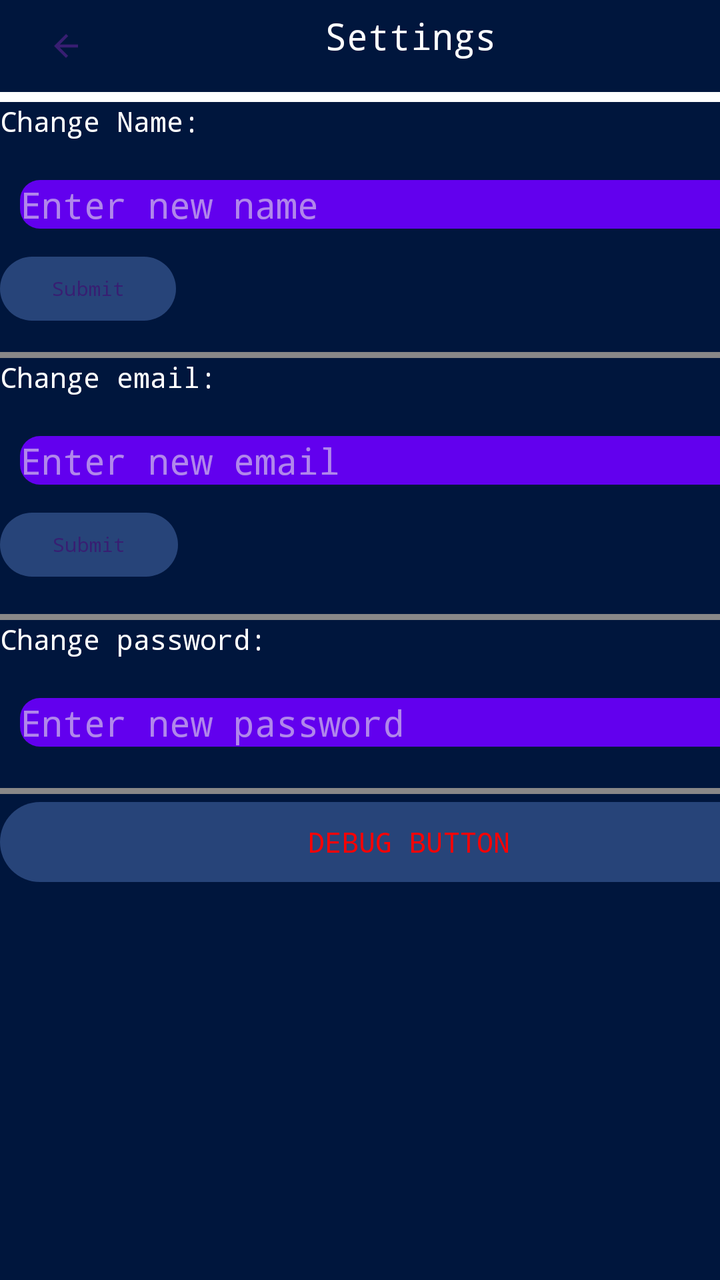
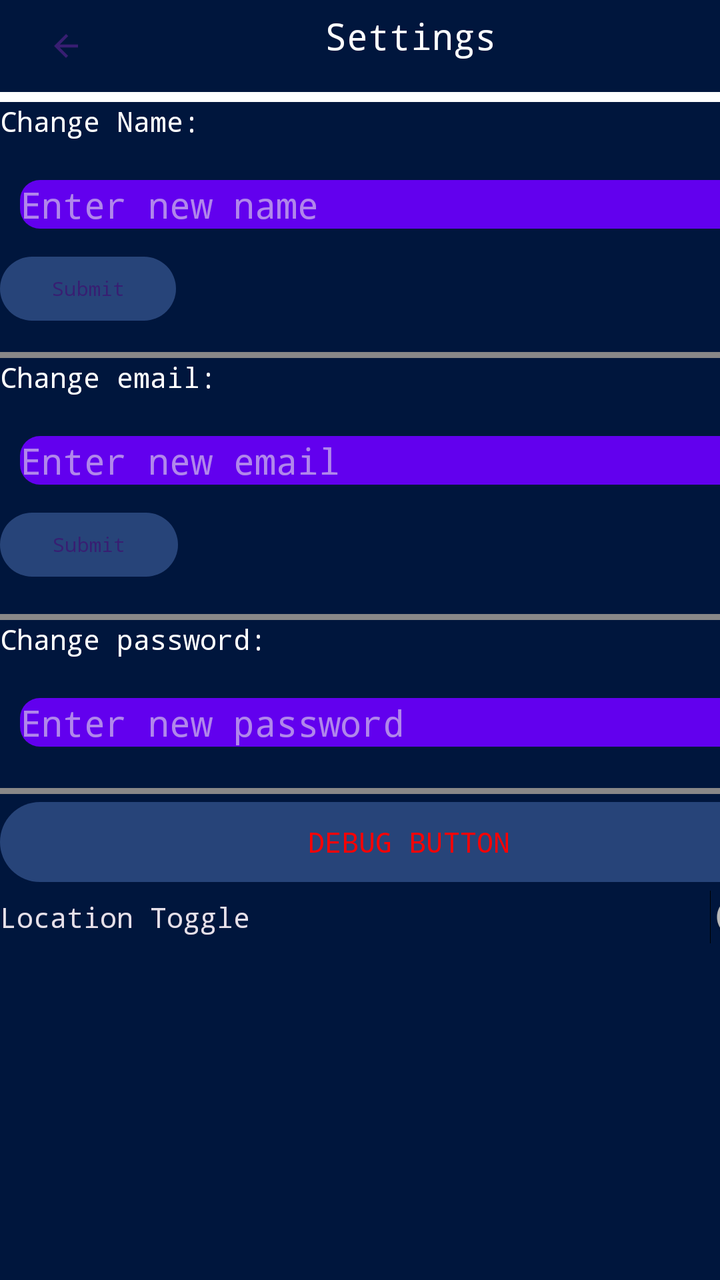

An Android layout rendered at two revisions. The XML below is the earlier revision; the diff shows what the commit changed to produce the second picture.
<!-- AndroidManifest.xml: application theme Theme.Dissonance -->
<!-- res/layout/activity_profile_editor.xml -->
<?xml version="1.0" encoding="utf-8"?>
<androidx.constraintlayout.widget.ConstraintLayout xmlns:android="http://schemas.android.com/apk/res/android"
    xmlns:app="http://schemas.android.com/apk/res-auto"
    android:layout_width="match_parent"
    android:layout_height="match_parent">

    <LinearLayout
        android:layout_width="409dp"
        android:layout_height="729dp"
        android:orientation="vertical"
        app:layout_constraintStart_toStartOf="parent"
        app:layout_constraintTop_toTopOf="parent">

        <LinearLayout
            android:layout_width="match_parent"
            android:layout_height="46dp"
            android:orientation="horizontal">

            <Button
                android:id="@+id/backButton"
                android:layout_width="2dp"
                android:layout_height="wrap_content"
                android:layout_gravity="center"
                android:layout_weight="1"
                android:background="#00EF0D0D"
                android:backgroundTint="#C12E2E"
                android:gravity="center|start"
                android:text="@string/back"
                app:icon="?attr/homeAsUpIndicator"
                app:iconPadding="20dp" />

            <TextView
                android:id="@+id/textView2"
                android:layout_width="252dp"
                android:layout_height="36dp"
                android:layout_weight="1"
                android:gravity="center"
                android:text="@string/settings"
                android:textColor="#FDFDFD"
                android:textSize="18sp" />

            <Space
                android:layout_width="wrap_content"
                android:layout_height="match_parent"
                android:layout_weight="1" />
        </LinearLayout>

        <LinearLayout
            android:layout_width="match_parent"
            android:layout_height="130dp"
            android:orientation="vertical">

            <View
                android:id="@+id/view2"
                android:layout_width="match_parent"
                android:layout_height="5dp"
                android:background="#FFFFFF" />

            <TextView
                android:id="@+id/editNameText"
                android:layout_width="match_parent"
                android:layout_height="wrap_content"
                android:fontFamily="monospace"
                android:text="@string/change_name"
                android:textColor="#FFFFFF" />

            <EditText
                android:id="@+id/editNameBox"
                android:layout_width="match_parent"
                android:layout_height="wrap_content"
                android:layout_marginTop="10dp"
                android:autofillHints="Enter new name"
                android:background="@drawable/btn_profile"
                android:hint="@string/enter_new_name"
                android:inputType="textPersonName" />

            <Button
                android:id="@+id/changeNameButton"
                android:layout_width="wrap_content"
                android:layout_height="40dp"
                android:text="Submit"
                android:textSize="10sp" />
        </LinearLayout>

        <View
            android:id="@+id/view3"
            android:layout_width="match_parent"
            android:layout_height="3dp"
            android:background="#898888" />

        <LinearLayout
            android:layout_width="match_parent"
            android:layout_height="128dp"
            android:orientation="vertical">

            <TextView
                android:id="@+id/editEmailText"
                android:layout_width="match_parent"
                android:layout_height="wrap_content"
                android:text="@string/change_email"
                android:textColor="#FFFFFF" />

            <EditText
                android:id="@+id/editEmailBox"
                android:layout_width="match_parent"
                android:layout_height="wrap_content"
                android:layout_marginTop="10dp"
                android:autofillHints="Enter new name"
                android:background="@drawable/btn_profile"
                android:hint="@string/enter_new_email"
                android:inputType="textPersonName" />

            <Button
                android:id="@+id/changeEmailButton"
                android:layout_width="89dp"
                android:layout_height="40dp"
                android:text="Submit"
                android:textSize="10sp" />

        </LinearLayout>

        <View
            android:id="@+id/view5"
            android:layout_width="match_parent"
            android:layout_height="3dp"
            android:background="#898888" />

        <LinearLayout
            android:layout_width="match_parent"
            android:layout_height="84dp"
            android:orientation="vertical">

            <TextView
                android:id="@+id/editEmailText2"
                android:layout_width="match_parent"
                android:layout_height="wrap_content"
                android:text="@string/change_password"
                android:textColor="#FFFFFF" />

            <EditText
                android:id="@+id/editEmailBox3"
                android:layout_width="match_parent"
                android:layout_height="wrap_content"
                android:layout_marginTop="10dp"
                android:autofillHints="Enter new name"
                android:background="@drawable/btn_profile"
                android:hint="@string/enter_new_password"
                android:inputType="textPersonName" />
        </LinearLayout>

        <View
            android:id="@+id/view4"
            android:layout_width="match_parent"
            android:layout_height="3dp"
            android:background="#898888" />

        <Button
            android:id="@+id/deugButton"
            android:layout_width="match_parent"
            android:layout_height="wrap_content"
            android:text="DEBUG BUTTON"
            android:textColor="#FF0101" />

    </LinearLayout>
</androidx.constraintlayout.widget.ConstraintLayout>
<!-- resources referenced by this layout -->
<resources>
  <!-- drawable btn_profile (drawable) -->
  <?xml version="1.0" encoding="utf-8"?>
  <inset xmlns:android="http://schemas.android.com/apk/res/android"
      android:insetLeft="10dp"
      android:insetRight="10dp"
      android:insetTop="10dp"
      android:insetBottom="10dp">
  
      <shape android:shape="rectangle">
          <solid android:color="@color/purple_500"/>
          <corners android:radius="10dp"/>
      </shape>
  
  </inset>
  <string name="back">Back</string>
  <string name="change_email">Change email:</string>
  <string name="change_name">Change Name:</string>
  <string name="change_password">Change password:</string>
  <string name="enter_new_email">Enter new email</string>
  <string name="enter_new_name">Enter new name</string>
  <string name="enter_new_password">Enter new password</string>
  <string name="settings">Settings</string>
  <style name="Theme.Dissonance" parent="Theme.Material3.Dark.NoActionBar">
          
          <item name="android:fontFamily">monospace</item>
  
          
          <item name="colorPrimary">@color/primary</item>
          <item name="colorPrimaryContainer">@color/tertiary</item>
          <item name="colorSecondary">@color/secondary</item>
  
          
          <item name="android:colorBackground">@color/background</item>
          <item name="colorSurface">@color/background</item>
  
          
          <item name="android:textColorPrimary">@color/text</item>
          <item name="android:textColorSecondary">@color/secondary</item>
  
          
          <item name="android:statusBarColor">@color/primary</item>
          <item name="android:navigationBarColor">@color/primary</item>
  
          
          <item name="colorButtonNormal">@color/secondary</item>
          <item name="android:colorControlHighlight">@color/ui_selection</item>
          <item name="android:colorAccent">@color/tertiary</item>
      </style>
  <color name="purple_500">#FF6200EE</color>
  <color name="primary">#274479</color>
  <color name="tertiary">#556B9D</color>
  <color name="secondary">#7996DE</color>
  <color name="background">#00163D</color>
  <color name="text">#F5F5F5</color>
  <color name="ui_selection">#4DB1F9</color>
</resources>

<!-- the commit's change to res/layout/activity_profile_editor.xml (unified diff, before → after) -->
@@ -161,5 +161,11 @@
             android:text="DEBUG BUTTON"
             android:textColor="#FF0101" />
 
+        <Switch
+            android:id="@+id/locationSwitch"
+            android:layout_width="match_parent"
+            android:layout_height="wrap_content"
+            android:text="Location Toggle" />
+
     </LinearLayout>
 </androidx.constraintlayout.widget.ConstraintLayout>
